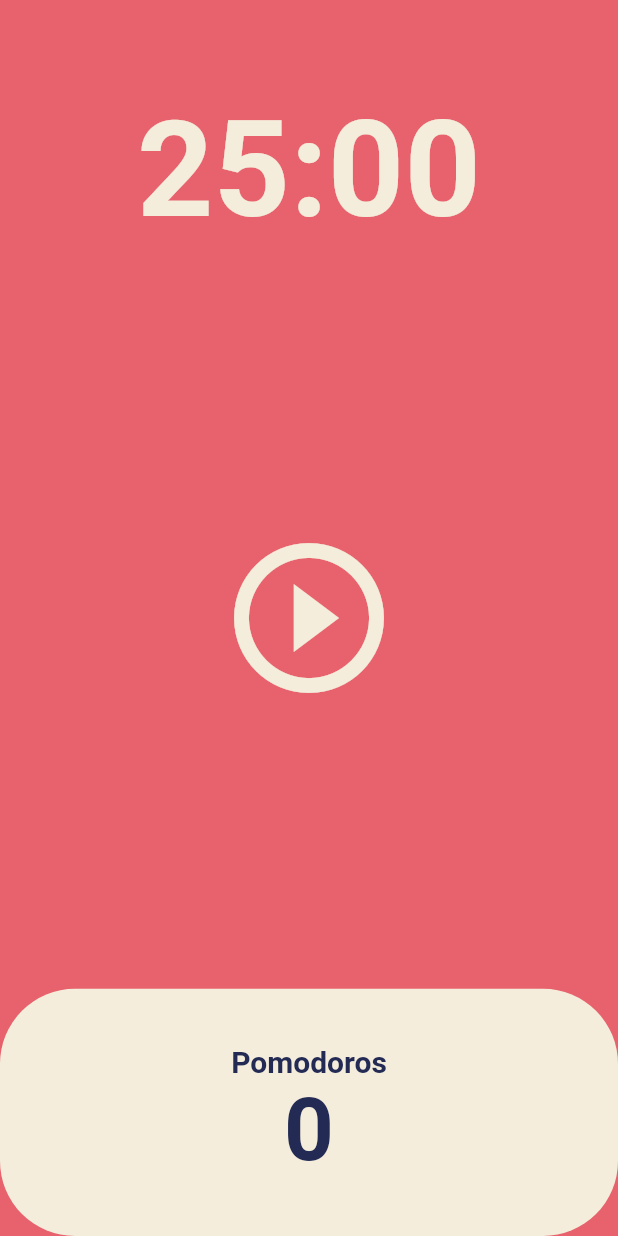
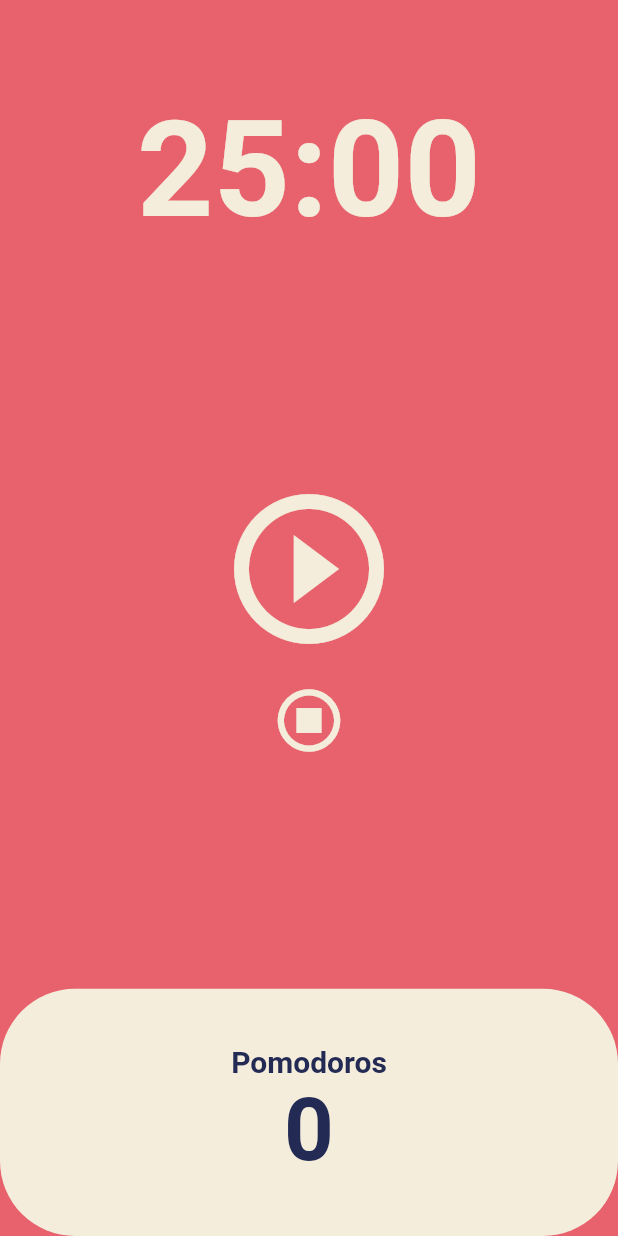
Before and after one commit to mminbae/Pomodoro-Flutter-App, a Flutter app: the screen it shows after launch, on a phone screen of 412 x 824 dp. Run offline on Flutter 3.47's test engine with Material 2 defaults, Android fonts, the phone set to English and light mode, and no system bars.

Commit message:
Add ResetButton

```diff
--- a/lib/screen/home_screen.dart
+++ b/lib/screen/home_screen.dart
@@ -45,6 +45,14 @@ class _HomeScreenState extends State<HomeScreen> {
     });
   }
 
+  void onResetPressed() {
+    timer.cancel();
+    setState(() {
+      isRunning = false;
+      totalSeconds = twentyFiveMinutes;
+    });
+  }
+
   String format(int seconds) {
     var duration = Duration(seconds: seconds);
     return duration.toString().split(".").first.substring(2, 7);
@@ -71,7 +79,10 @@ class _HomeScreenState extends State<HomeScreen> {
           ),
           Flexible(
             flex: 3,
-            child: Center(
+            child: Column(
+              mainAxisAlignment: MainAxisAlignment.center,
+              children: [
+                Center(
                   child: IconButton(
                     iconSize: 120,
                     color: Theme.of(context).cardColor,
@@ -80,6 +91,16 @@ class _HomeScreenState extends State<HomeScreen> {
                         ? Icons.pause_circle_outlined
                         : Icons.play_circle_outline),
                   ),
+                ),
+                Center(
+                  child: IconButton(
+                    iconSize: 50,
+                    color: Theme.of(context).cardColor,
+                    onPressed: onResetPressed,
+                    icon: const Icon(Icons.stop_circle_outlined),
+                  ),
+                ),
+              ],
             ),
           ),
           Flexible(
```
Lines whose indentation alone changed are shown as unchanged.
